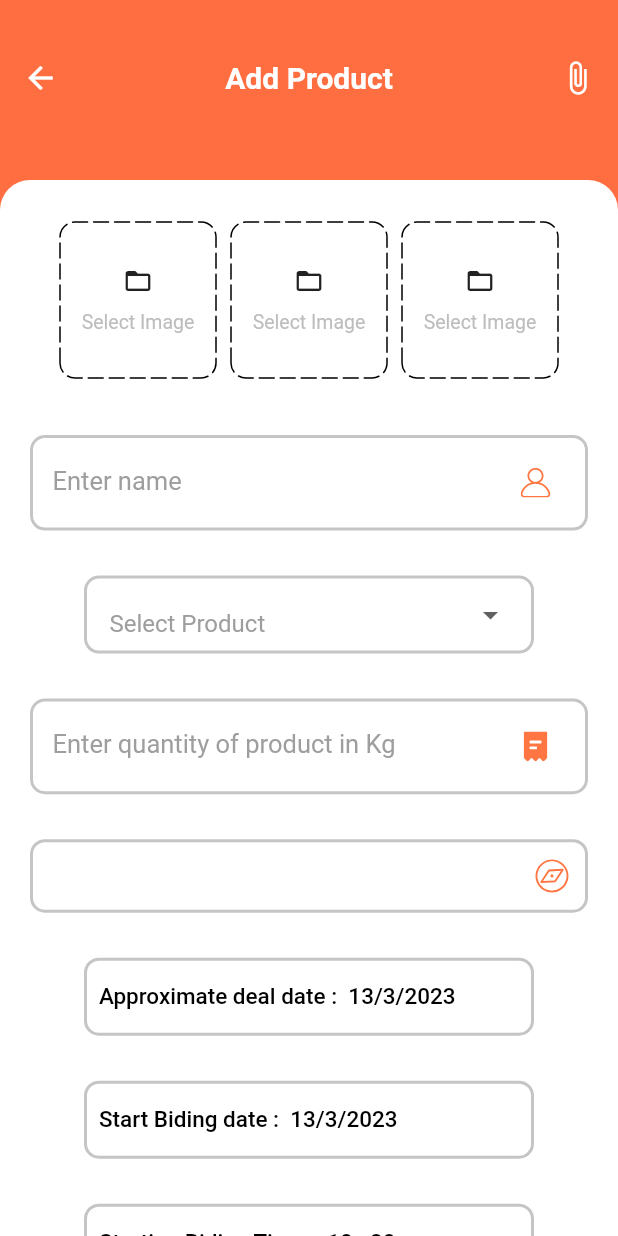
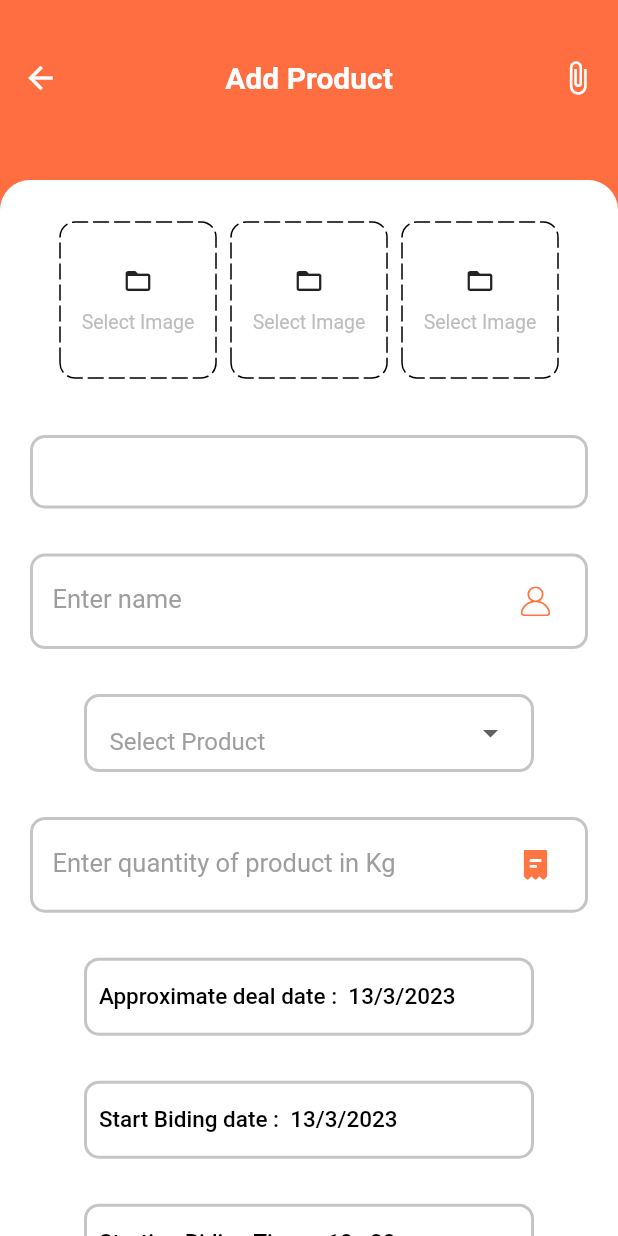
Before and after one commit to rebelmisfit/krishak_farma, a Flutter app: the AddProduct screen opened by its route, on a phone screen of 412 x 824 dp. Run offline on Flutter 3.47's test engine with Material 2 defaults, Android fonts, the light colour scheme and no system bars; drawn by our look-alikes of dotted_border, overlay_support; our stand-ins replace cloud_firestore, firebase_auth, firebase_core, firebase_database, firebase_messaging, firebase_storage and 11 more; missing offline and left inert: dialog_flowtter, email_auth, flutter_google_places; accounts and stored records are empty; project files that could hold a hidden picture were left out.

```diff
--- a/lib/screens/home/components/addproduct.dart
+++ b/lib/screens/home/components/addproduct.dart
@@ -2872,13 +2872,14 @@ class _AddProductState extends State<AddProduct> {
             ),
           ),
           SizedBox(height: 30),
+          Location(),
+          SizedBox(height: 30),
           Name(), // for name
           SizedBox(height: 30),
           Product(), // for select the product
           SizedBox(height: 30),
           Quantity(), // for quantity of product
-          SizedBox(height: 30),
-          Location(), // for location of farmer
+          // for location of farmer
           //finalloc(),
           SizedBox(height: 30),
           date_time(),
@@ -2892,14 +2893,14 @@ class _AddProductState extends State<AddProduct> {
           endBidingTime(),
           SizedBox(height: 30),
           TakeMobileNo(),
-          SizedBox(height: 30),
-          Image1(),
-          SizedBox(height: 30),
-          Image2(),
-          SizedBox(height: 30),
-          Image3(),
-          SizedBox(height: 30),
-          Image4(), // Take mobile No input
+          // SizedBox(height: 30),
+          // Image1(),
+          // SizedBox(height: 30),
+          // Image2(),
+          // SizedBox(height: 30),
+          // Image3(),
+          // SizedBox(height: 30),
+          // Image4(), // Take mobile No input
           SizedBox(height: 30),
           save(),
           SizedBox(height: 25),
@@ -3431,15 +3432,15 @@ class _AddProductState extends State<AddProduct> {
             //   icon: CustomSurffixIcon(svgIcon: "assets/icons/Discover.svg"),
             // )
             //suffixIcon: CustomSurffixIcon(svgIcon: "assets/icons/Discover.svg",),
-            suffixIcon: IconButton(
-                icon: SvgPicture.asset(
-                  "assets/icons/Discover.svg",
-                ),
-                onPressed: () {
-                  Navigator.of(context).pushReplacement(
-                    MaterialPageRoute(builder: (context) => LocationPage()),
-                  );
-                }),
+            // suffixIcon: IconButton(
+            //     icon: SvgPicture.asset(
+            //       "assets/icons/Discover.svg",
+            //     ),
+            //     onPressed: () {
+            //       Navigator.of(context).pushReplacement(
+            //         MaterialPageRoute(builder: (context) => LocationPage()),
+            //       );
+            //     }),
           ),
           onTap: () {
             Navigator.of(context).pushReplacement(MaterialPageRoute(builder: (context) => Locationautofill()));
--- a/pubspec.yaml
+++ b/pubspec.yaml
@@ -28,6 +28,8 @@ environment:
 # versions available, run `flutter pub outdated`.
 dependencies:
   flutter:
+    sdk: flutter
+  flutter_localizations:
     sdk: flutter
   fluttertoast: ^8.1.1
   firebase_messaging: ^14.1.3
```
Also changed, not shown: pubspec.lock.
